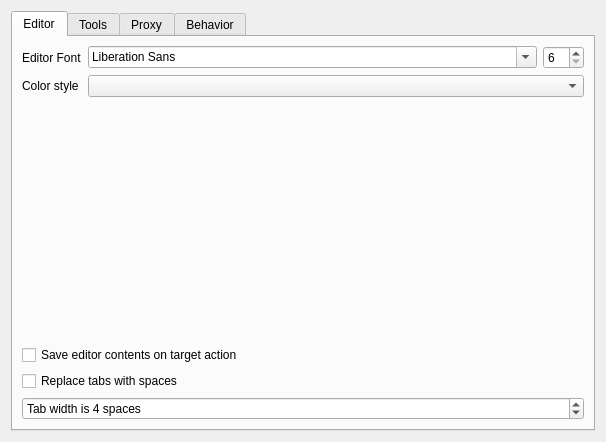
Old version of the form refactor-ide/configwidget.ui in the repository martinribelotta/embedded-ide.
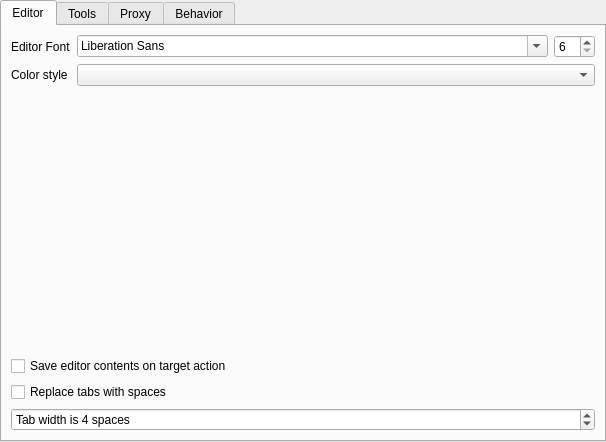
New version of the form. Icons and pictures are not drawn. Custom widgets are drawn as their Qt base class.

Patch:
```diff
--- a/refactor-ide/configwidget.ui
+++ b/refactor-ide/configwidget.ui
@@ -14,6 +14,21 @@
    <string>Form</string>
   </property>
   <layout class="QVBoxLayout" name="verticalLayout">
+   <property name="spacing">
+    <number>0</number>
+   </property>
+   <property name="leftMargin">
+    <number>0</number>
+   </property>
+   <property name="topMargin">
+    <number>0</number>
+   </property>
+   <property name="rightMargin">
+    <number>0</number>
+   </property>
+   <property name="bottomMargin">
+    <number>0</number>
+   </property>
    <item>
     <widget class="QTabWidget" name="tabWidget">
      <property name="currentIndex">
```
